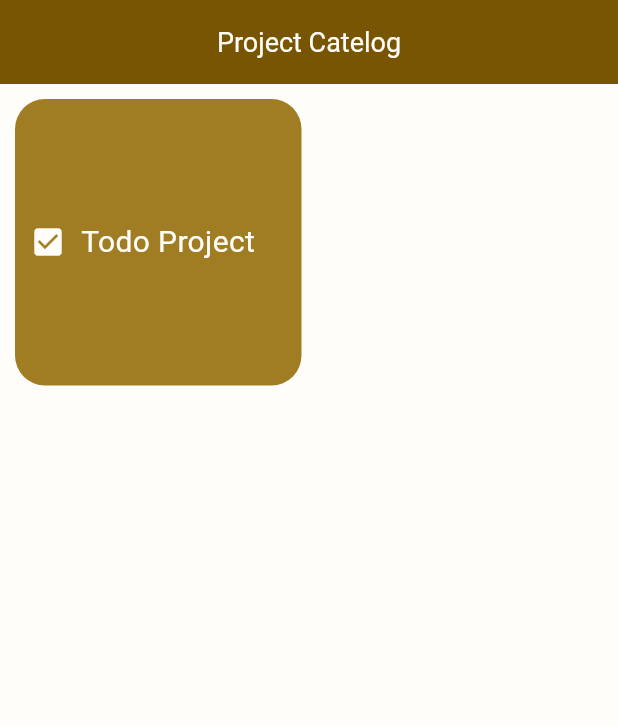
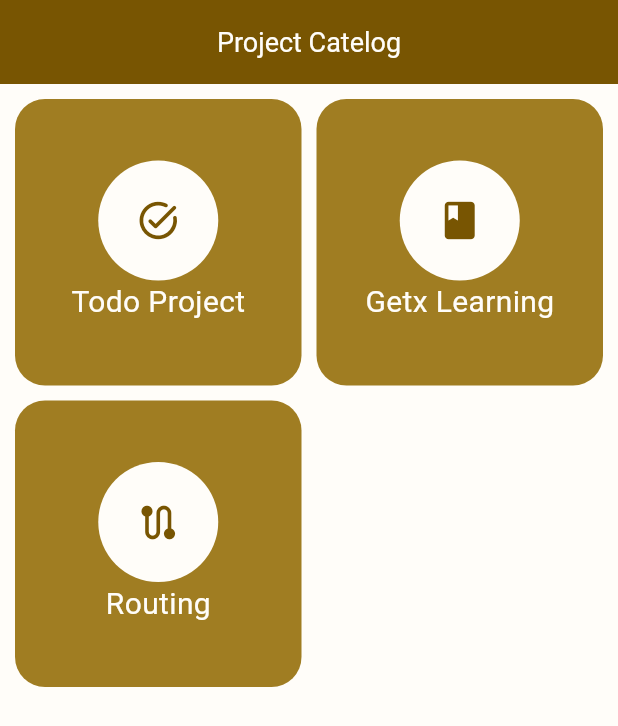
Before and after one commit to Nitishroy-7033/Flutter-Course-Getx-Statemanagement, a Flutter app: the screen it shows after launch, on a phone screen of 412 x 824 dp. Shown: the top 726 px of the screen. Run offline on Flutter 3.47's test engine with Material 3 defaults, Android fonts, the phone set to English and light mode, and no system bars; our stand-ins replace get.

Commit message:
Implement navigation and structure for GetX learning app with new pages and controllers

```diff
--- a/lib/Catelog.dart
+++ b/lib/Catelog.dart
@@ -1,5 +1,7 @@
 import 'package:flutter/material.dart';
 import 'package:get/get.dart';
+import 'package:getx_learning/pages/home_page.dart';
+import 'package:getx_learning/projects/navigation/home.dart';
 import 'package:getx_learning/projects/todo_project/task_page.dart';
 
 class Catelog extends StatelessWidget {
@@ -28,15 +30,91 @@ class Catelog extends StatelessWidget {
                   borderRadius: BorderRadius.circular(20),
                   color: Theme.of(context).colorScheme.primaryContainer,
                 ),
-                child: Row(
+                child: Column(
+                  mainAxisAlignment: MainAxisAlignment.center,
                   children: [
-                    Icon(
-                      Icons.check_box,
-                      color: Theme.of(context).colorScheme.surface,
+                    CircleAvatar(
+                      radius: 40,
+                      backgroundColor: Theme.of(context).colorScheme.surface,
+                      child: Icon(
+                        Icons.task_alt_rounded,
+                        size: 30,
+                        color: Theme.of(context).colorScheme.primary,
+                      ),
                     ),
                     SizedBox(width: 10),
                     Text(
                       "Todo Project",
+
+                      style: TextStyle(
+                        fontSize: 20,
+                        color: Theme.of(context).colorScheme.surface,
+                      ),
+                    ),
+                  ],
+                ),
+              ),
+            ),
+            InkWell(
+              onTap: () {
+                Get.to(HomePage());
+              },
+              child: Container(
+                padding: EdgeInsets.all(10),
+                decoration: BoxDecoration(
+                  borderRadius: BorderRadius.circular(20),
+                  color: Theme.of(context).colorScheme.primaryContainer,
+                ),
+                child: Column(
+                  mainAxisAlignment: MainAxisAlignment.center,
+                  children: [
+                    CircleAvatar(
+                      radius: 40,
+                      backgroundColor: Theme.of(context).colorScheme.surface,
+                      child: Icon(
+                        Icons.book,
+                        size: 30,
+                        color: Theme.of(context).colorScheme.primary,
+                      ),
+                    ),
+                    SizedBox(width: 10),
+                    Text(
+                      "Getx Learning",
+
+                      style: TextStyle(
+                        fontSize: 20,
+                        color: Theme.of(context).colorScheme.surface,
+                      ),
+                    ),
+                  ],
+                ),
+              ),
+            ),
+            InkWell(
+              onTap: () {
+                Get.to(BrandPage());
+              },
+              child: Container(
+                padding: EdgeInsets.all(10),
+                decoration: BoxDecoration(
+                  borderRadius: BorderRadius.circular(20),
+                  color: Theme.of(context).colorScheme.primaryContainer,
+                ),
+                child: Column(
+                  mainAxisAlignment: MainAxisAlignment.center,
+                  children: [
+                    CircleAvatar(
+                      radius: 40,
+                      backgroundColor: Theme.of(context).colorScheme.surface,
+                      child: Icon(
+                        Icons.route,
+                        size: 30,
+                        color: Theme.of(context).colorScheme.primary,
+                      ),
+                    ),
+                    SizedBox(width: 10),
+                    Text(
+                      "Routing",
 
                       style: TextStyle(
                         fontSize: 20,
--- /dev/null
+++ b/lib/config/routes.dart
@@ -0,0 +1,26 @@
+import 'package:get/get.dart';
+import 'package:getx_learning/Catelog.dart';
+import 'package:getx_learning/pages/home_page.dart';
+import 'package:getx_learning/projects/navigation/about_page.dart';
+import 'package:getx_learning/projects/navigation/contact_us.dart';
+import 'package:getx_learning/projects/navigation/home.dart';
+
+var pages = [
+  GetPage(name: "/home", page: () => HomePage()),
+  GetPage(
+    name: "/",
+    page: () => Catelog(),
+    transition: Transition.circularReveal,
+  ),
+  GetPage(name: "/brand", page: () => BrandPage()),
+  GetPage(
+    name: "/about-us",
+    page: () => AboutUsPage(),
+    transition: Transition.leftToRight,
+  ),
+  GetPage(
+    name: "/contact-us",
+    page: () => ContactUs(),
+    transition: Transition.topLevel,
+  ),
+];
--- a/lib/controllers/home_page_controller.dart
+++ b/lib/controllers/home_page_controller.dart
@@ -4,5 +4,10 @@ class HomePageController extends GetxController {
   var name = "Nitish".obs;
   var phoneNumber = 12343534534.obs;
 
+  String marks = "450";
 
+  void setMarks(String m) {
+    marks = m;
+    update();
+  }
 }
--- a/lib/main.dart
+++ b/lib/main.dart
@@ -1,7 +1,9 @@
 import 'package:flutter/material.dart';
 import 'package:get/get.dart';
 import 'package:getx_learning/Catelog.dart';
+import 'package:getx_learning/bindings/app_binding.dart';
 import 'package:getx_learning/config/app_theme.dart';
+import 'package:getx_learning/config/routes.dart';
 import 'package:getx_learning/pages/home_page.dart';
 
 void main() {
@@ -15,9 +17,11 @@ class MyApp extends StatelessWidget {
   @override
   Widget build(BuildContext context) {
     return GetMaterialApp(
+      initialBinding: AppBinding(),
+      getPages: pages,
       title: 'Flutter Demo',
       theme: myTheme,
-      home: Catelog(),
+      initialRoute: "/",
     );
   }
 }
--- a/lib/pages/about_page.dart
+++ b/lib/pages/about_page.dart
@@ -1,7 +1,7 @@
 import 'package:flutter/material.dart';
 
-class AboutPage extends StatelessWidget {
-  const AboutPage({super.key});
+class AboutsPage extends StatelessWidget {
+  const AboutsPage({super.key});
 
   @override
   Widget build(BuildContext context) {
```
Also changed, not shown: lib/bindings/app_binding.dart (added, +13 -0 lines), lib/controllers/counter_controller.dart (added, +27 -0 lines), lib/pages/get_builder_page.dart (added, +48 -0 lines), lib/pages/get_workers.dart (added, +48 -0 lines), lib/pages/home_page.dart (+15 -1 lines), lib/projects/navigation/about_page.dart (added, +92 -0 lines), lib/projects/navigation/contact_us.dart (added, +109 -0 lines), lib/projects/navigation/home.dart (added, +126 -0 lines), 1 other file.
